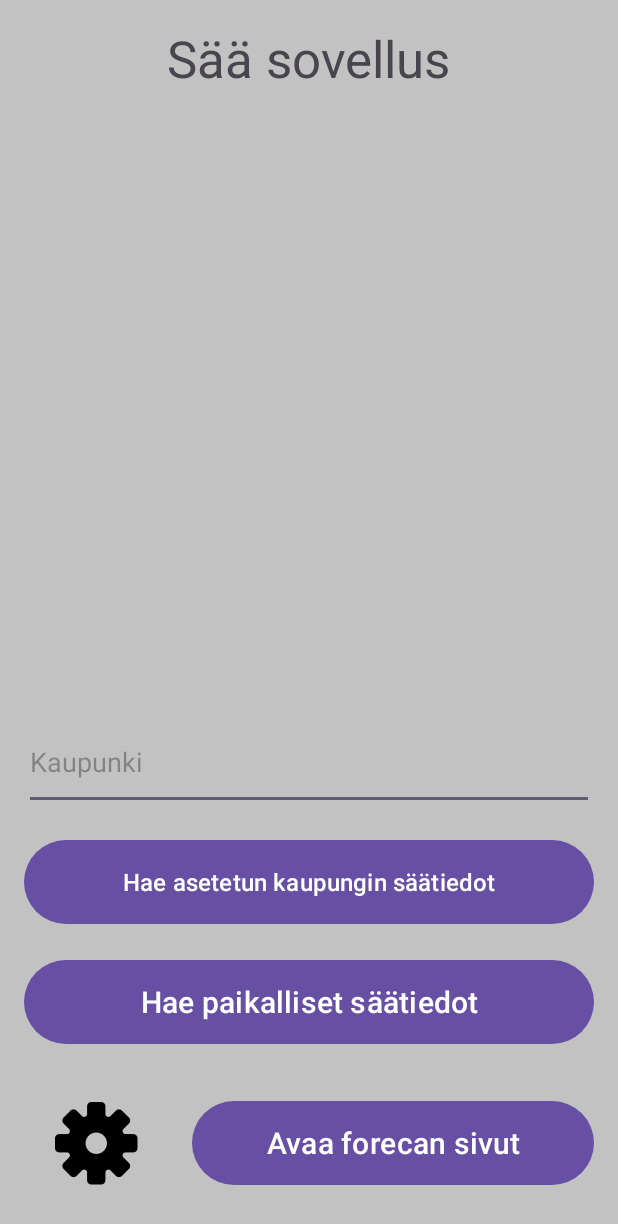
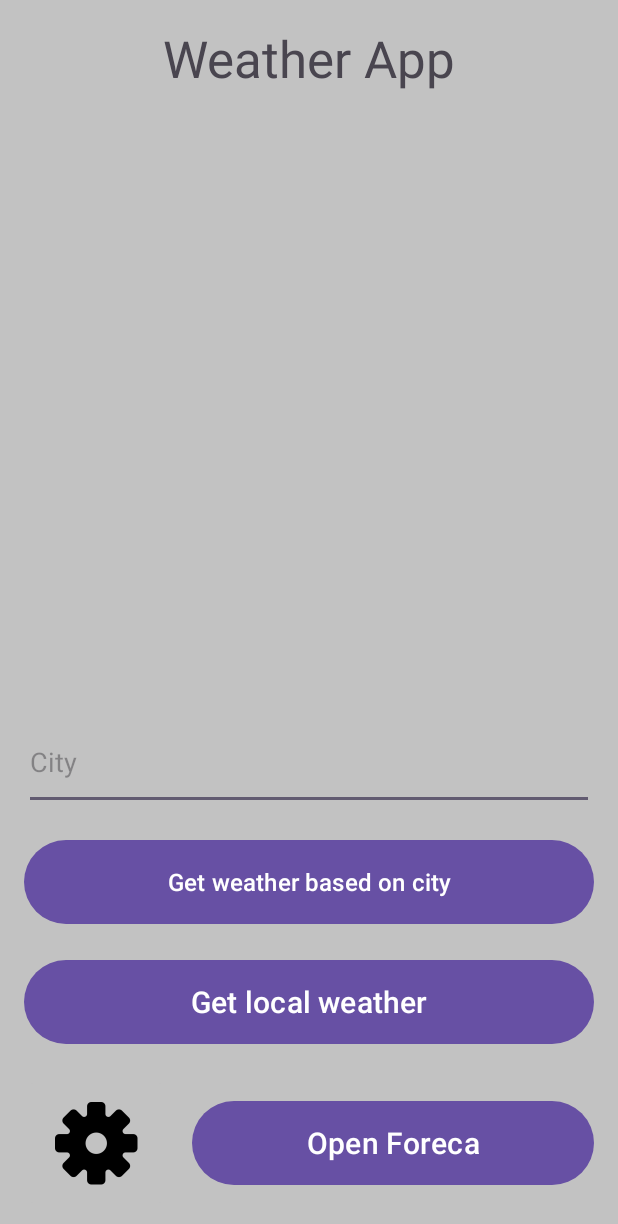
Before and after one commit to TyostoKarry/weatherApp, an Android app: the screen it shows after launch (MainActivity), on a phone screen of 412 x 824 dp. Shown: the top 1224 px of the screen. Run offline under Robolectric (Android 15) with nearby library versions, the phone set to English and light mode, and no system bars; our stand-ins replace Picasso, Volley; pictures from the network do not load.

Commit message:
Added localisation for eng and fi. Also text indicators for values

```diff
--- a/app/src/main/res/layout/activity_main.xml
+++ b/app/src/main/res/layout/activity_main.xml
@@ -14,7 +14,7 @@
         android:layout_marginStart="16dp"
         android:layout_marginTop="16dp"
         android:layout_marginEnd="16dp"
-        android:text="Sää sovellus"
+        android:text="@string/weather_app"
         android:textSize="34sp"
         app:layout_constraintEnd_toEndOf="parent"
         app:layout_constraintStart_toStartOf="parent"
@@ -60,7 +60,7 @@
         android:layout_marginEnd="16dp"
         android:layout_marginBottom="16dp"
         android:onClick="getWeatherData"
-        android:text="Hae asetetun kaupungin säätiedot"
+        android:text="@string/get_weather_based_on_city"
         android:textSize="16sp"
         app:layout_constraintBottom_toTopOf="@+id/localWeatherDataButton"
         app:layout_constraintEnd_toEndOf="parent"
@@ -75,7 +75,7 @@
         android:layout_marginEnd="16dp"
         android:layout_marginBottom="16dp"
         android:onClick="startGPS"
-        android:text="Hae paikalliset säätiedot"
+        android:text="@string/get_local_weather"
         android:textSize="20sp"
         app:layout_constraintBottom_toTopOf="@+id/openSettingsButton"
         app:layout_constraintEnd_toEndOf="parent"
@@ -90,7 +90,7 @@
         android:layout_marginEnd="16dp"
         android:layout_marginBottom="30dp"
         android:onClick="openForeca"
-        android:text="Avaa forecan sivut"
+        android:text="@string/open_foreca"
         android:textSize="20sp"
         app:layout_constraintBottom_toBottomOf="parent"
         app:layout_constraintEnd_toEndOf="parent"
@@ -105,7 +105,7 @@
         android:layout_marginEnd="16dp"
         android:layout_marginBottom="16dp"
         android:ems="10"
-        android:hint="Kaupunki"
+        android:hint="@string/city"
         android:inputType="text"
         app:layout_constraintBottom_toTopOf="@+id/weatherDataButton"
         app:layout_constraintEnd_toEndOf="parent"
@@ -118,7 +118,7 @@
         android:layout_marginStart="16dp"
         android:layout_marginBottom="16dp"
         android:backgroundTint="@color/mainBackground"
-        android:contentDescription="opens settings"
+        android:contentDescription="@string/opens_settings"
         android:onClick="openSettings"
         app:layout_constraintBottom_toBottomOf="parent"
         app:layout_constraintStart_toStartOf="parent"
@@ -129,8 +129,29 @@
         android:layout_width="150sp"
         android:layout_height="150sp"
         android:layout_marginTop="8dp"
+        android:contentDescription="@string/weather_state"
         app:layout_constraintEnd_toEndOf="parent"
         app:layout_constraintStart_toStartOf="parent"
         app:layout_constraintTop_toBottomOf="@+id/cityNameTextView" />
 
+    <TextView
+        android:id="@+id/windSpeedInfoTextView"
+        android:layout_width="wrap_content"
+        android:layout_height="wrap_content"
+        android:layout_marginEnd="24dp"
+        android:layout_marginBottom="8dp"
+        android:textSize="16sp"
+        app:layout_constraintBottom_toTopOf="@+id/windTextView"
+        app:layout_constraintEnd_toEndOf="parent" />
+
+    <TextView
+        android:id="@+id/temperatureInfoTextView"
+        android:layout_width="wrap_content"
+        android:layout_height="wrap_content"
+        android:layout_marginStart="24dp"
+        android:layout_marginBottom="8dp"
+        android:textSize="16sp"
+        app:layout_constraintBottom_toTopOf="@+id/temperatureTextView"
+        app:layout_constraintStart_toStartOf="parent" />
+
 </androidx.constraintlayout.widget.ConstraintLayout>
--- a/app/src/main/res/values/strings.xml
+++ b/app/src/main/res/values/strings.xml
@@ -1,3 +1,18 @@
 <resources>
     <string name="app_name">WeatherApp</string>
+    <string name="weather_app">Weather App</string>
+    <string name="get_local_weather">Get local weather</string>
+    <string name="get_weather_based_on_city">Get weather based on city</string>
+    <string name="open_foreca">Open Foreca</string>
+    <string name="city">City</string>
+    <string name="opens_settings">Opens settings</string>
+    <string name="weather_state">Weather state</string>
+    <string name="back">Back</string>
+    <string name="unit_type">Unit type</string>
+    <string name="settings">Settings</string>
+    <string name="metric">Metric</string>
+    <string name="imperial">Imperial</string>
+    <string name="city_not_set">City not set</string>
+    <string name="temperature">temperature</string>
+    <string name="wind_speed">Wind speed</string>
 </resources>
```
Also changed, not shown: app/src/main/java/com/example/weatherapp/MainActivity.java (+15 -4 lines), app/src/main/res/layout/activity_settings.xml (+8 -5 lines), 1 other file.
